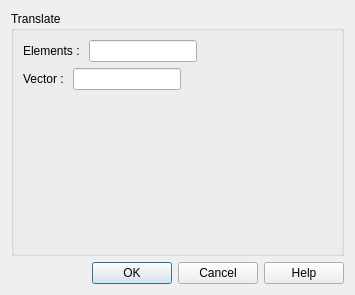
SalomePlatform/hexablock, file src/HEXABLOCKGUI/MakeTranslation_QTD.ui: the form before one commit.
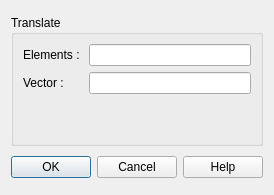
The form after the commit.

The edit to the form file:
```diff
--- a/src/HEXABLOCKGUI/MakeTranslation_QTD.ui
+++ b/src/HEXABLOCKGUI/MakeTranslation_QTD.ui
@@ -6,34 +6,45 @@
    <rect>
     <x>0</x>
     <y>0</y>
-    <width>355</width>
-    <height>295</height>
+    <width>270</width>
+    <height>195</height>
    </rect>
   </property>
+  <property name="sizePolicy">
+   <sizepolicy hsizetype="Preferred" vsizetype="Fixed">
+    <horstretch>0</horstretch>
+    <verstretch>0</verstretch>
+   </sizepolicy>
+  </property>
   <property name="windowTitle">
    <string>Translation Operation</string>
   </property>
   <layout class="QVBoxLayout" name="verticalLayout">
    <item>
     <widget class="QGroupBox" name="groupBox">
+     <property name="sizePolicy">
+      <sizepolicy hsizetype="Preferred" vsizetype="Fixed">
+       <horstretch>0</horstretch>
+       <verstretch>0</verstretch>
+      </sizepolicy>
+     </property>
      <property name="title">
       <string>Translate</string>
      </property>
-     <layout class="QFormLayout" name="formLayout">
-      <item row="0" column="0">
-       <layout class="QHBoxLayout" name="horizontalLayout">
-        <item>
-         <widget class="QLabel" name="label">
-          <property name="text">
-           <string>Elements : </string>
-          </property>
-         </widget>
-        </item>
-        <item>
+     <layout class="QVBoxLayout" name="verticalLayout_2">
+      <item>
+       <layout class="QFormLayout" name="formLayout">
+        <item row="1" column="1">
          <widget class="QLineEdit" name="elt_le">
+          <property name="sizePolicy">
+           <sizepolicy hsizetype="Minimum" vsizetype="Fixed">
+            <horstretch>0</horstretch>
+            <verstretch>0</verstretch>
+           </sizepolicy>
+          </property>
           <property name="maximumSize">
            <size>
-            <width>127</width>
+            <width>16777215</width>
             <height>16777215</height>
            </size>
           </property>
@@ -42,22 +53,24 @@
           </property>
          </widget>
         </item>
-       </layout>
-      </item>
-      <item row="1" column="0">
-       <layout class="QHBoxLayout" name="horizontalLayout_2">
-        <item>
+        <item row="2" column="0">
          <widget class="QLabel" name="label_2">
           <property name="text">
            <string>Vector : </string>
           </property>
          </widget>
         </item>
-        <item>
+        <item row="2" column="1">
          <widget class="QLineEdit" name="vec_le">
+          <property name="sizePolicy">
+           <sizepolicy hsizetype="Minimum" vsizetype="Fixed">
+            <horstretch>0</horstretch>
+            <verstretch>0</verstretch>
+           </sizepolicy>
+          </property>
           <property name="maximumSize">
            <size>
-            <width>127</width>
+            <width>16777215</width>
             <height>16777215</height>
            </size>
           </property>
@@ -66,9 +79,16 @@
           </property>
          </widget>
         </item>
+        <item row="1" column="0">
+         <widget class="QLabel" name="label">
+          <property name="text">
+           <string>Elements : </string>
+          </property>
+         </widget>
+        </item>
        </layout>
       </item>
-      <item row="2" column="0">
+      <item>
        <spacer name="verticalSpacer">
         <property name="orientation">
          <enum>Qt::Vertical</enum>
```
Left out of the diff: 5 changed lines with no effect on the pictures.
